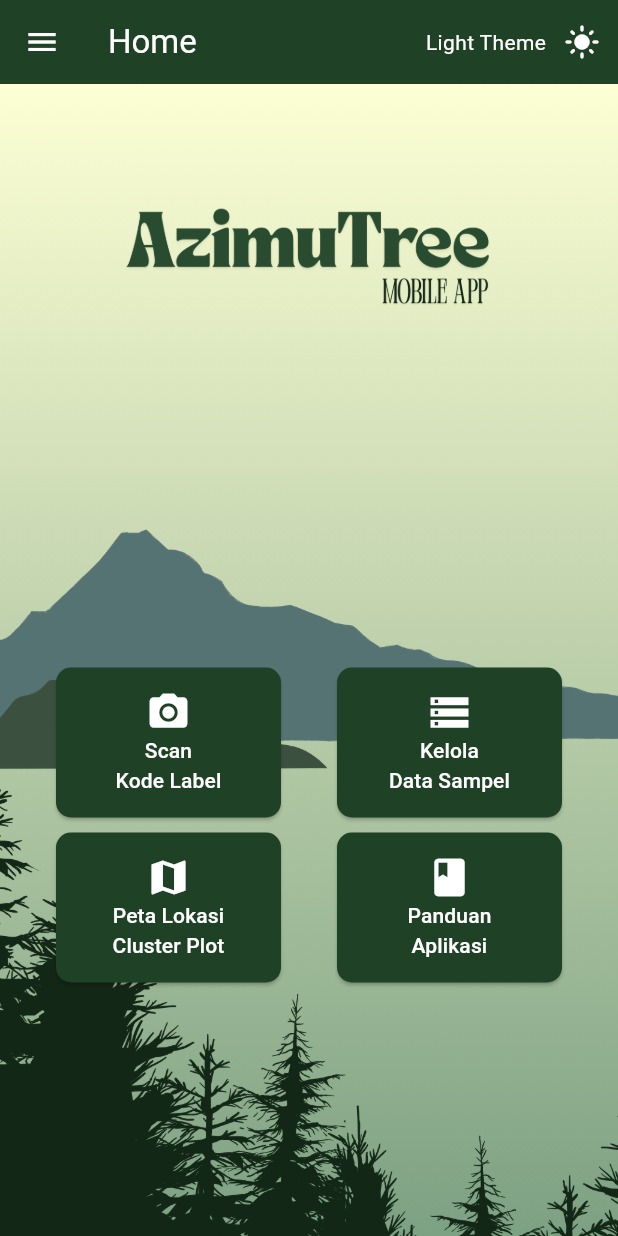
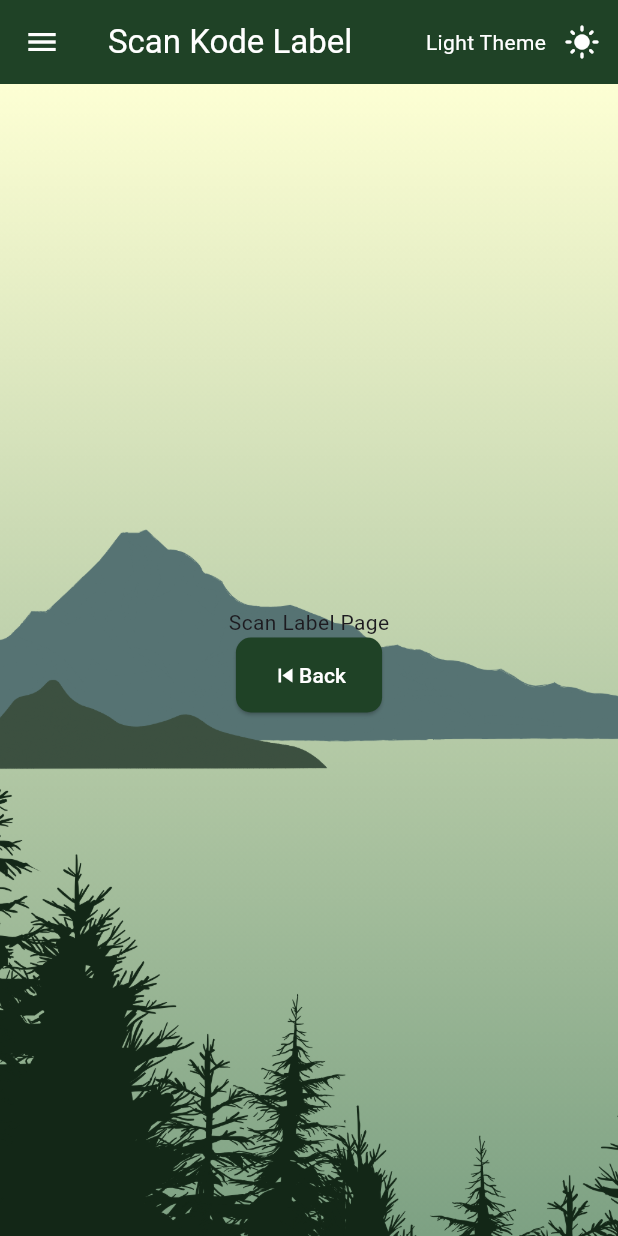
Before and after one commit to asid30/azimutree-flutter, a Flutter app: the screen it shows after launch, after a tap on an icon or button, on a phone screen of 412 x 824 dp. Run offline on Flutter 3.47's test engine with Material 3 defaults, Android fonts, the phone set to English and light mode, and no system bars.

Commit message:
feat:
Refactors page navigation and theming functionality

Updates the page navigation logic to use a map for easier management
Adds new pages for scan label, manage data, location map, and tutorial
Updates the app bar title to dynamically show the title of the selected page
Removes deprecated elevated button theme customization

```diff
--- a/lib/data/notifiers.dart
+++ b/lib/data/notifiers.dart
@@ -1,3 +1,4 @@
 import 'package:flutter/material.dart';
 
 ValueNotifier<bool> isLightModeNotifier = ValueNotifier(true);
+ValueNotifier<String> selectedPageNotifier = ValueNotifier("home");
--- a/lib/main.dart
+++ b/lib/main.dart
@@ -1,4 +1,9 @@
 import 'package:azimutree/data/notifiers.dart';
+import 'package:azimutree/views/pages/home_page.dart';
+import 'package:azimutree/views/pages/location_map_page.dart';
+import 'package:azimutree/views/pages/manage_data_page.dart';
+import 'package:azimutree/views/pages/scan_label_page.dart';
+import 'package:azimutree/views/pages/tutorial_page.dart';
 import 'package:flutter/material.dart';
 
 void main() {
@@ -13,23 +18,29 @@ class MainApp extends StatefulWidget {
 }
 
 class _MainAppState extends State<MainApp> {
+  //* Pages
+  final Map<String?, Widget?> pages = {
+    "home": HomePage(), // Default Page
+    "scan_label_page": ScanLabelPage(),
+    "manage_data_page": ManageDataPage(),
+    "location_map_page": LocationMapPage(),
+    "tutorial_page": TutorialPage(),
+  };
+  //* Title of Pages
+  final Map<String?, String?> titleOfPages = {
+    "home": "Home", // Default title Page
+    "scan_label_page": "Scan Kode Label",
+    "manage_data_page": "Kelola Data Sampel",
+    "location_map_page": "Peta Lokasi Cluster Plot",
+    "tutorial_page": "Panduan Aplikasi",
+  };
+
   @override
   Widget build(BuildContext context) {
     return MaterialApp(
       // debugShowCheckedModeBanner: false,
       theme: ThemeData(
         primarySwatch: Colors.blue,
-        elevatedButtonTheme: ElevatedButtonThemeData(
-          style: ElevatedButton.styleFrom(
-            foregroundColor: Colors.white,
-            backgroundColor: Color(0xFF1F4226),
-            minimumSize: Size(150, 100),
-            maximumSize: Size(200, 150),
-            shape: RoundedRectangleBorder(
-              borderRadius: BorderRadius.circular(10),
-            ),
-          ),
-        ),
         appBarTheme: AppBarTheme(
           backgroundColor: Color(0xFF1F4226),
           foregroundColor: Colors.white,
@@ -39,7 +50,17 @@ class _MainAppState extends State<MainApp> {
       ),
       home: Scaffold(
         appBar: AppBar(
-          title: Text("Home"),
+          title: FittedBox(
+            fit: BoxFit.scaleDown,
+            child: ValueListenableBuilder(
+              valueListenable: selectedPageNotifier,
+              builder: (context, value, child) {
+                return Text(
+                  titleOfPages[selectedPageNotifier.value] ?? "Error",
+                );
+              },
+            ),
+          ),
           actions: [
             Text(isLightModeNotifier.value ? "Light Theme" : "Dark Theme"),
             ValueListenableBuilder(
@@ -68,6 +89,12 @@ class _MainAppState extends State<MainApp> {
                   style: TextStyle(color: Colors.white, fontSize: 24),
                 ),
               ),
+              ListTile(
+                leading: Icon(Icons.home),
+                title: Text('Home'),
+                onTap: () {},
+              ),
+              Divider(),
               ListTile(
                 leading: Icon(Icons.photo_camera),
                 title: Text('Scan Kode Label'),
@@ -105,6 +132,7 @@ class _MainAppState extends State<MainApp> {
         ),
         body: Stack(
           children: [
+            //* Background App
             Image(
               image: AssetImage(
                 isLightModeNotifier.value
@@ -115,90 +143,13 @@ class _MainAppState extends State<MainApp> {
               height: double.infinity,
               width: double.infinity,
             ),
-            Center(
-              heightFactor: 3,
-              child: Image(
-                image: AssetImage(
-                  isLightModeNotifier.value
-                      ? "assets/images/light-title.png"
-                      : "assets/images/dark-title.png",
-                ),
-                fit: BoxFit.cover,
-                width: 250,
-              ),
-            ),
-            Center(
-              child: Column(
-                mainAxisSize: MainAxisSize.min,
-                children: [
-                  SizedBox(height: 220),
-                  Row(
-                    mainAxisAlignment: MainAxisAlignment.spaceEvenly,
-                    mainAxisSize: MainAxisSize.max,
-                    children: [
-                      ElevatedButton(
-                        onPressed: () {},
-                        child: Column(
-                          mainAxisSize: MainAxisSize.min,
-                          children: [
-                            Icon(Icons.photo_camera, size: 30),
-                            Text(
-                              "Scan\nKode Label",
-                              textAlign: TextAlign.center,
-                            ),
-                          ],
-                        ),
-                      ),
-                      ElevatedButton(
-                        onPressed: () {},
-                        child: Column(
-                          mainAxisSize: MainAxisSize.min,
-                          children: [
-                            Icon(Icons.storage, size: 30),
-                            Text(
-                              "Kelola\nData Sampel",
-                              textAlign: TextAlign.center,
-                            ),
-                          ],
-                        ),
-                      ),
-                    ],
-                  ),
-                  SizedBox(height: 10),
-                  Row(
-                    mainAxisAlignment: MainAxisAlignment.spaceEvenly,
-                    mainAxisSize: MainAxisSize.max,
-                    children: [
-                      ElevatedButton(
-                        onPressed: () {},
-                        child: Column(
-                          mainAxisSize: MainAxisSize.min,
-                          children: [
-                            Icon(Icons.map, size: 30),
-                            Text(
-                              "Peta Lokasi\nCluster Plot",
-                              textAlign: TextAlign.center,
-                            ),
-                          ],
-                        ),
-                      ),
-                      ElevatedButton(
-                        onPressed: () {},
-                        child: Column(
-                          mainAxisSize: MainAxisSize.min,
-                          children: [
-                            Icon(Icons.book, size: 30),
-                            Text(
-                              "Panduan\nAplikasi",
-                              textAlign: TextAlign.center,
-                            ),
-                          ],
-                        ),
-                      ),
-                    ],
-                  ),
-                ],
-              ),
+            //* Pages App
+            ValueListenableBuilder(
+              valueListenable: selectedPageNotifier,
+              builder: (context, selectedPage, child) {
+                return pages[selectedPage] ??
+                    Center(child: Text("Page not found"));
+              },
             ),
           ],
         ),
--- /dev/null
+++ b/lib/views/pages/home_page.dart
@@ -0,0 +1,86 @@
+import 'package:azimutree/data/notifiers.dart';
+import 'package:azimutree/views/widgets/menu_button_widget.dart';
+import 'package:flutter/material.dart';
+
+class HomePage extends StatelessWidget {
+  const HomePage({super.key});
+
+  @override
+  Widget build(BuildContext context) {
+    return Stack(
+      children: [
+        Center(
+          heightFactor: 3,
+          child: ValueListenableBuilder(
+            valueListenable: isLightModeNotifier,
+            builder: (context, isLightMode, child) {
+              return Image(
+                image: AssetImage(
+                  isLightMode
+                      ? "assets/images/light-title.png"
+                      : "assets/images/dark-title.png",
+                ),
+                fit: BoxFit.cover,
+                width: 250,
+              );
+            },
+          ),
+        ),
+        ValueListenableBuilder(
+          valueListenable: selectedPageNotifier,
+          builder: (context, selectedPage, child) {
+            return Center(
+              child: Column(
+                mainAxisSize: MainAxisSize.min,
+                children: [
+                  SizedBox(height: 220),
+                  Row(
+                    mainAxisAlignment: MainAxisAlignment.spaceEvenly,
+                    mainAxisSize: MainAxisSize.max,
+                    children: [
+                      MenuButtonWidget(
+                        label: "Scan\nKode Label",
+                        icon: Icons.photo_camera,
+                        onPressed: () {
+                          selectedPageNotifier.value = "scan_label_page";
+                        },
+                      ),
+                      MenuButtonWidget(
+                        label: "Kelola\nData Sampel",
+                        icon: Icons.storage,
+                        onPressed: () {
+                          selectedPageNotifier.value = "manage_data_page";
+                        },
+                      ),
+                    ],
+                  ),
+                  SizedBox(height: 10),
+                  Row(
+                    mainAxisAlignment: MainAxisAlignment.spaceEvenly,
+                    mainAxisSize: MainAxisSize.max,
+                    children: [
+                      MenuButtonWidget(
+                        label: "Peta Lokasi\nCluster Plot",
+                        icon: Icons.map,
+                        onPressed: () {
+                          selectedPageNotifier.value = "location_map_page";
+                        },
+                      ),
+                      MenuButtonWidget(
+                        label: "Panduan\nAplikasi",
+                        icon: Icons.book,
+                        onPressed: () {
+                          selectedPageNotifier.value = "tutorial_page";
+                        },
+                      ),
+                    ],
+                  ),
+                ],
+              ),
+            );
+          },
+        ),
+      ],
+    );
+  }
+}
--- /dev/null
+++ b/lib/views/pages/scan_label_page.dart
@@ -0,0 +1,41 @@
+import 'package:azimutree/data/notifiers.dart';
+import 'package:flutter/material.dart';
+
+class ScanLabelPage extends StatelessWidget {
+  const ScanLabelPage({super.key});
+
+  @override
+  Widget build(BuildContext context) {
+    return Center(
+      child: Column(
+        mainAxisAlignment: MainAxisAlignment.center,
+        children: [
+          Text("Scan Label Page"),
+          ValueListenableBuilder(
+            valueListenable: selectedPageNotifier,
+            builder: (context, selectedPage, child) {
+              return ElevatedButton(
+                onPressed: () {
+                  selectedPageNotifier.value = "home";
+                },
+                style: ElevatedButton.styleFrom(
+                  foregroundColor: Colors.white,
+                  backgroundColor: Color(0xFF1F4226),
+                  minimumSize: Size(50, 50),
+                  shape: RoundedRectangleBorder(
+                    borderRadius: BorderRadius.circular(10),
+                  ),
+                ),
+                child: Row(
+                  mainAxisSize: MainAxisSize.min,
+                  mainAxisAlignment: MainAxisAlignment.spaceEvenly,
+                  children: [Icon(Icons.skip_previous), Text("Back")],
+                ),
+              );
+            },
+          ),
+        ],
+      ),
+    );
+  }
+}
--- /dev/null
+++ b/lib/views/widgets/menu_button_widget.dart
@@ -0,0 +1,35 @@
+import 'package:flutter/material.dart';
+
+class MenuButtonWidget extends StatelessWidget {
+  final String label;
+  final IconData icon;
+  final VoidCallback onPressed;
+
+  const MenuButtonWidget({
+    super.key,
+    required this.label,
+    required this.icon,
+    required this.onPressed,
+  });
+
+  @override
+  Widget build(BuildContext context) {
+    return ElevatedButton(
+      onPressed: onPressed,
+      style: ElevatedButton.styleFrom(
+        foregroundColor: Colors.white,
+        backgroundColor: Color(0xFF1F4226),
+        minimumSize: Size(150, 100),
+        maximumSize: Size(200, 150),
+        shape: RoundedRectangleBorder(borderRadius: BorderRadius.circular(10)),
+      ),
+      child: Column(
+        mainAxisSize: MainAxisSize.min,
+        children: [
+          Icon(icon, size: 30),
+          Text(label, textAlign: TextAlign.center),
+        ],
+      ),
+    );
+  }
+}
```
Also changed, not shown: lib/views/pages/location_map_page.dart (added, +41 -0 lines), lib/views/pages/manage_data_page.dart (added, +41 -0 lines), lib/views/pages/tutorial_page.dart (added, +41 -0 lines), 2 other files.
